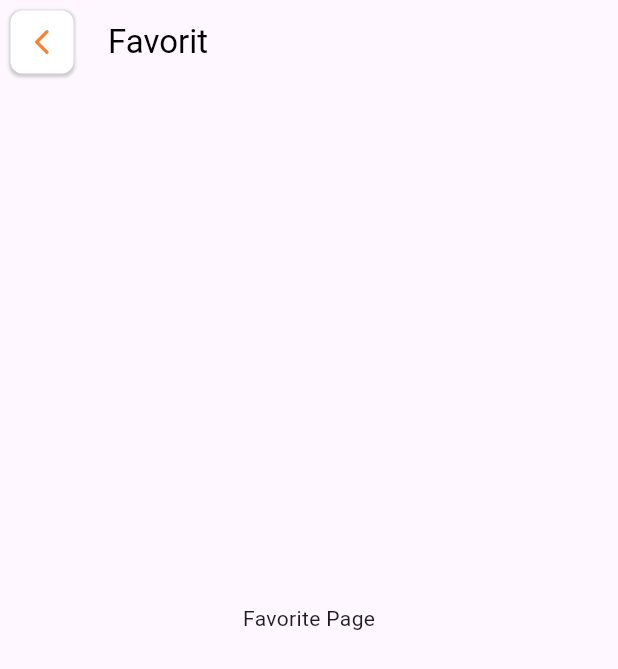
After one commit to GuidoAugusta/FieldFox, a Flutter app: the FavoritePage screen opened by its route, on a phone screen of 412 x 824 dp. The commit adds this screen. Shown: the top 669 px of the screen. Run offline on Flutter 3.47's test engine with Material 3 defaults, Android fonts, the phone set to English and light mode, and no system bars; our stand-ins replace carousel_slider, dots_indicator, flutter_feather_icons.

Commit message:
membuat favorit page

```diff
--- a/lib/main.dart
+++ b/lib/main.dart
@@ -1,3 +1,4 @@
+import 'package:field_fox/pages/favorit_page.dart';
 import 'package:field_fox/pages/gym_page.dart';
 import 'package:field_fox/pages/homepage.dart';
 import 'package:field_fox/pages/login_page.dart';
@@ -26,6 +27,7 @@ class MyApp extends StatelessWidget {
         '/homepage': (context) => HomePage(),
         '/lapangan': (context) => MenuLapanganPage(),
         '/gym': (context) => GymPage(),
+        '/favorit': (context) => FavoritePage(),
       },
     );
   }
--- /dev/null
+++ b/lib/pages/favorit_page.dart
@@ -0,0 +1,54 @@
+import 'package:flutter/material.dart';
+
+class FavoritePage extends StatelessWidget {
+  const FavoritePage({super.key});
+
+  @override
+  Widget build(BuildContext context) {
+    return Scaffold(
+      extendBodyBehindAppBar: true,
+      appBar: AppBar(
+        surfaceTintColor: Colors.transparent,
+        shadowColor: Colors.transparent,
+        scrolledUnderElevation: 0,
+        backgroundColor: Colors.transparent,
+        leading: Padding(
+          padding: const EdgeInsets.all(7.0),
+          child: InkWell(
+            onTap: () {
+              Navigator.pop(context);
+            },
+            child: Container(
+              width: 40,
+              height: 40,
+              decoration: BoxDecoration(
+                color: Colors.white,
+                borderRadius: BorderRadius.circular(8),
+                boxShadow: [
+                  BoxShadow(
+                    color: Colors.grey.withOpacity(0.5),
+                    spreadRadius: 1,
+                    blurRadius: 1,
+                    offset: Offset(0, 1),
+                  ),
+                ],
+              ),
+              child: Icon(
+                Icons.arrow_back_ios_new_rounded,
+                size: 20,
+                color: Color(0xFFF58235),
+              ),
+            ),
+          ),
+        ),
+        title: Text(
+          'Favorit',
+          style: TextStyle(color: Colors.black),
+        ),
+      ),
+      body: Center(
+        child: Text('Favorite Page'),
+      ),
+    );
+  }
+}
--- a/lib/pages/homepage.dart
+++ b/lib/pages/homepage.dart
@@ -244,7 +244,7 @@ class _HomePageState extends State<HomePage> {
                 MenuHomepage(
                   image: 'assets/favorite.png',
                   title: 'Favorit',
-                  navigator: '',
+                  navigator: '/favorit',
                 ),
                 MenuHomepage(
                   image: 'assets/komunitas.png',
```
